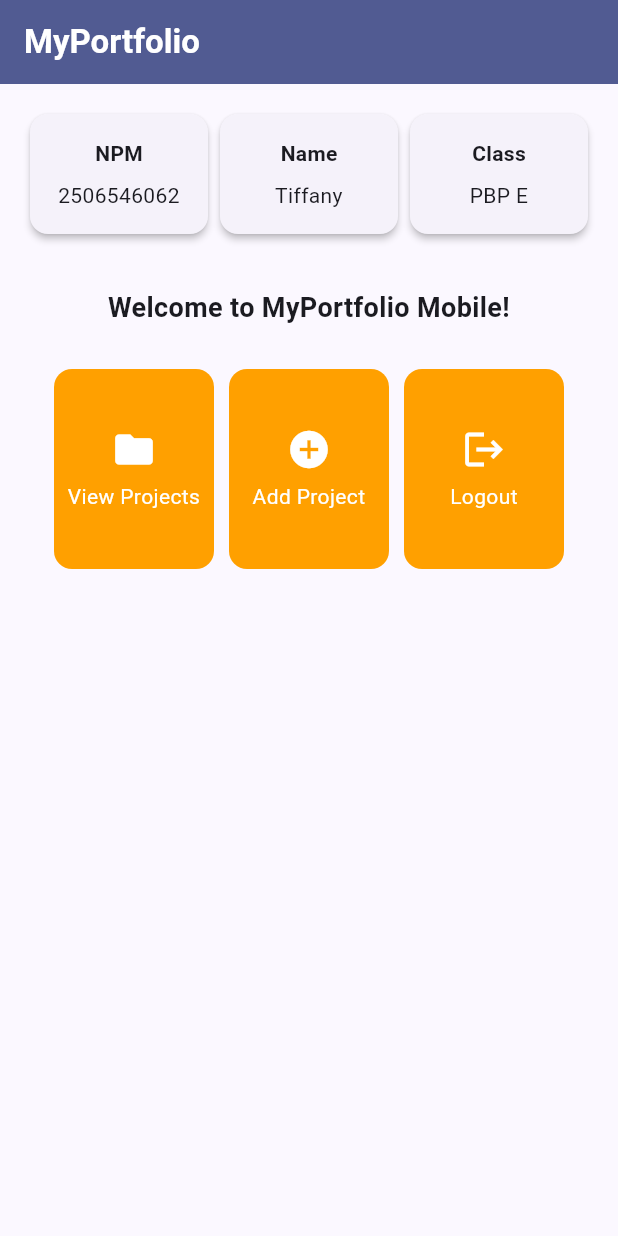
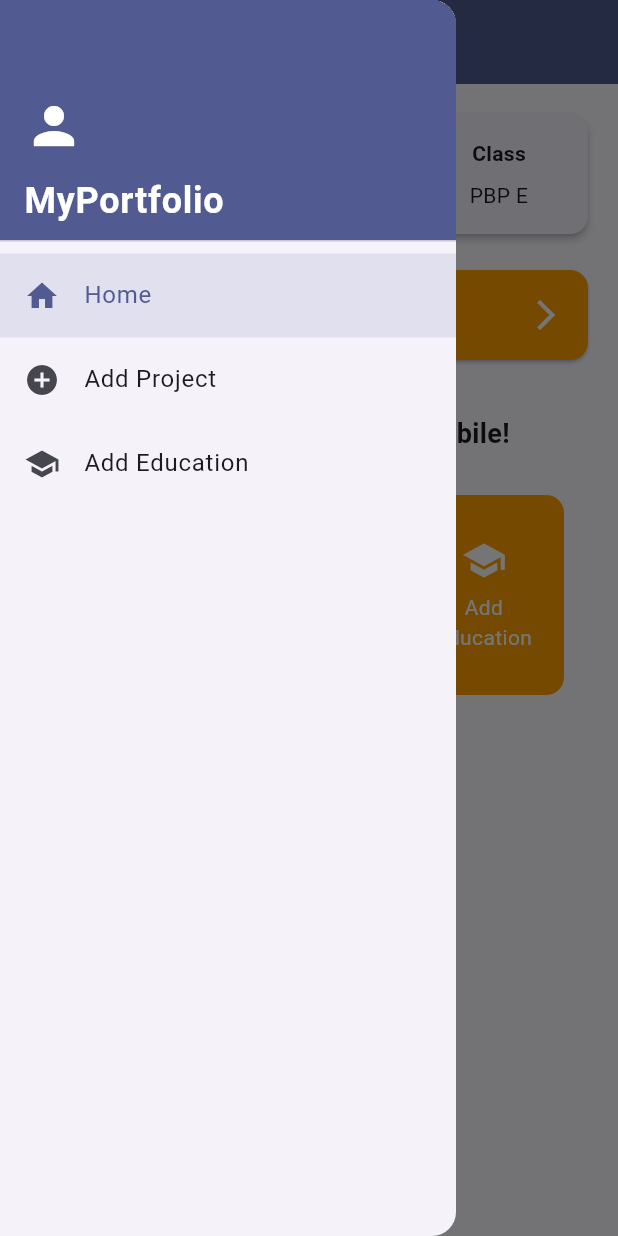
Before and after one commit to tiffanyekklesia/myportofolio_mobile, a Flutter app: the screen it shows after launch, with the side drawer open (before the commit the screen has no drawer), on a phone screen of 412 x 824 dp. Run offline on Flutter 3.47's test engine with Material 3 defaults, Android fonts, the phone set to English and light mode, and no system bars.

Commit message:
feat: add education form navigation and validation

```diff
--- a/lib/main.dart
+++ b/lib/main.dart
@@ -1,5 +1,5 @@
 import 'package:flutter/material.dart';
-import 'package:myportofolio_mobile/menu.dart';
+import 'package:myportofolio_mobile/screens/home_page.dart';
 
 void main() {
   runApp(const MyApp());
--- a/lib/menu.dart
+++ b/lib/screens/home_page.dart
@@ -1,4 +1,7 @@
 import 'package:flutter/material.dart';
+import 'package:myportofolio_mobile/screens/education_form_page.dart';
+import 'package:myportofolio_mobile/widgets/portfolio_action_card.dart';
+import 'package:myportofolio_mobile/widgets/portfolio_drawer.dart';
 
 class MyHomePage extends StatelessWidget {
   const MyHomePage({super.key});
@@ -10,6 +13,7 @@ class MyHomePage extends StatelessWidget {
   static const List<ItemHomepage> items = [
     ItemHomepage('View Projects', Icons.folder),
     ItemHomepage('Add Project', Icons.add_circle),
+    ItemHomepage('Add Education', Icons.school),
     ItemHomepage('Logout', Icons.logout),
   ];
 
@@ -29,7 +33,9 @@ class MyHomePage extends StatelessWidget {
           style: TextStyle(color: Colors.white, fontWeight: FontWeight.bold),
         ),
         backgroundColor: Theme.of(context).colorScheme.primary,
+        iconTheme: const IconThemeData(color: Colors.white),
       ),
+      drawer: const PortfolioDrawer(currentPage: 'home'),
       body: Padding(
         padding: const EdgeInsets.all(16),
         child: Column(
@@ -48,6 +54,20 @@ class MyHomePage extends StatelessWidget {
                   child: InfoCard(title: 'Class', content: kelas),
                 ),
               ],
+            ),
+            const SizedBox(height: 16),
+            PortfolioActionCard(
+              key: const Key('add-education-action'),
+              title: 'Add Education',
+              icon: Icons.school,
+              onTap: () {
+                Navigator.push(
+                  context,
+                  MaterialPageRoute(
+                    builder: (context) => const EducationFormPage(),
+                  ),
+                );
+              },
             ),
             const SizedBox(height: 16),
             const Padding(
@@ -126,6 +146,27 @@ class ItemCard extends StatelessWidget {
       child: InkWell(
         borderRadius: borderRadius,
         onTap: () {
+          if (item.name == 'Add Education') {
+            Navigator.push(
+              context,
+              MaterialPageRoute(
+                builder: (context) => const EducationFormPage(),
+              ),
+            );
+            return;
+          }
+
+          if (item.name == 'Add Project') {
+            ScaffoldMessenger.of(context)
+              ..hideCurrentSnackBar()
+              ..showSnackBar(
+                const SnackBar(
+                  content: Text('Add Project page is not yet implemented.'),
+                ),
+              );
+            return;
+          }
+
           ScaffoldMessenger.of(context)
             ..hideCurrentSnackBar()
             ..showSnackBar(
--- /dev/null
+++ b/lib/widgets/portfolio_action_card.dart
@@ -0,0 +1,43 @@
+import 'package:flutter/material.dart';
+
+class PortfolioActionCard extends StatelessWidget {
+  const PortfolioActionCard({
+    super.key,
+    required this.title,
+    required this.icon,
+    required this.onTap,
+  });
+
+  final String title;
+  final IconData icon;
+  final VoidCallback onTap;
+
+  @override
+  Widget build(BuildContext context) {
+    return Card(
+      color: Theme.of(context).colorScheme.secondary,
+      child: InkWell(
+        onTap: onTap,
+        child: Padding(
+          padding: const EdgeInsets.all(16),
+          child: Row(
+            children: [
+              Icon(icon, color: Colors.white, size: 28),
+              const SizedBox(width: 12),
+              Expanded(
+                child: Text(
+                  title,
+                  style: Theme.of(context).textTheme.titleLarge?.copyWith(
+                    color: Colors.white,
+                    fontWeight: FontWeight.bold,
+                  ),
+                ),
+              ),
+              const Icon(Icons.arrow_forward_ios, color: Colors.white),
+            ],
+          ),
+        ),
+      ),
+    );
+  }
+}
--- /dev/null
+++ b/lib/widgets/portfolio_drawer.dart
@@ -0,0 +1,99 @@
+import 'package:flutter/material.dart';
+import 'package:myportofolio_mobile/screens/home_page.dart';
+import 'package:myportofolio_mobile/screens/education_form_page.dart';
+
+class PortfolioDrawer extends StatelessWidget {
+  const PortfolioDrawer({super.key, required this.currentPage});
+
+  final String currentPage;
+
+  @override
+  Widget build(BuildContext context) {
+    final menuItems = [
+      const _DrawerItem('Home', Icons.home, 'home'),
+      const _DrawerItem('Add Project', Icons.add_circle, 'add_project'),
+      const _DrawerItem('Add Education', Icons.school, 'add_education'),
+    ];
+
+    return Drawer(
+      child: ListView(
+        padding: EdgeInsets.zero,
+        children: [
+          DrawerHeader(
+            decoration: BoxDecoration(
+              color: Theme.of(context).colorScheme.primary,
+            ),
+            child: const Column(
+              crossAxisAlignment: CrossAxisAlignment.start,
+              mainAxisAlignment: MainAxisAlignment.end,
+              children: [
+                Icon(Icons.person, size: 40, color: Colors.white),
+                SizedBox(height: 12),
+                Text(
+                  'MyPortfolio',
+                  style: TextStyle(
+                    color: Colors.white,
+                    fontSize: 24,
+                    fontWeight: FontWeight.bold,
+                  ),
+                ),
+              ],
+            ),
+          ),
+          ...menuItems.map((item) {
+            final isSelected = item.route == currentPage;
+
+            return ListTile(
+              leading: Icon(item.icon),
+              title: Text(item.title),
+              selected: isSelected,
+              selectedTileColor: Theme.of(context).colorScheme.primary
+                  .withValues(alpha: 0.12),
+              onTap: () {
+                Navigator.pop(context);
+
+                if (item.route == 'home') {
+                  Navigator.pushReplacement(
+                    context,
+                    MaterialPageRoute(builder: (context) => const MyHomePage()),
+                  );
+                  return;
+                }
+
+                if (item.route == 'add_project') {
+                  ScaffoldMessenger.of(context)
+                    ..hideCurrentSnackBar()
+                    ..showSnackBar(
+                      const SnackBar(
+                        content: Text(
+                          'Add Project page is not yet implemented.',
+                        ),
+                      ),
+                    );
+                  return;
+                }
+
+                if (item.route == 'add_education') {
+                  Navigator.push(
+                    context,
+                    MaterialPageRoute(
+                      builder: (context) => const EducationFormPage(),
+                    ),
+                  );
+                }
+              },
+            );
+          }),
+        ],
+      ),
+    );
+  }
+}
+
+class _DrawerItem {
+  const _DrawerItem(this.title, this.icon, this.route);
+
+  final String title;
+  final IconData icon;
+  final String route;
+}
--- a/pubspec.yaml
+++ b/pubspec.yaml
@@ -30,6 +30,8 @@ environment:
 dependencies:
   flutter:
     sdk: flutter
+
+  intl: ^0.20.2
 
   # The following adds the Cupertino Icons font to your application.
   # Use with the CupertinoIcons class for iOS style icons.
```
Also changed, not shown: lib/screens/education_form_page.dart (added, +264 -0 lines), pubspec.lock.
